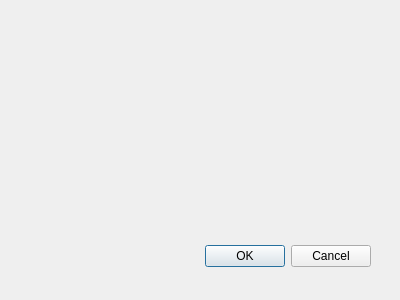
Qt form building_detector_dialog_base.ui (AndreEstevam/qgis-mask-rcnn-building-detection) before a commit.
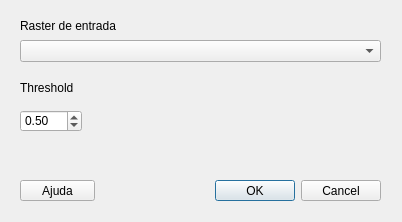
The same form after that commit.

The edit to the form file:
```diff
--- a/building_detector_dialog_base.ui
+++ b/building_detector_dialog_base.ui
@@ -1,24 +1,24 @@
 <ui version="4.0" >
  <class>BuildingDetectorDialogBase</class>
- <widget class="QDialog" name="BuildingDetectorDialogBase" >
-  <property name="geometry" >
+ <widget class="QDialog" name="BuildingDetectorDialogBase">
+  <property name="geometry">
    <rect>
     <x>0</x>
     <y>0</y>
-    <width>400</width>
-    <height>300</height>
+    <width>402</width>
+    <height>222</height>
    </rect>
   </property>
   <property name="windowTitle" >
    <string>Building Detector</string>
   </property>
-  <widget class="QDialogButtonBox" name="button_box" >
-   <property name="geometry" >
+  <widget class="QDialogButtonBox" name="button_box">
+   <property name="geometry">
     <rect>
-     <x>30</x>
-     <y>240</y>
-     <width>341</width>
-     <height>32</height>
+     <x>210</x>
+     <y>180</y>
+     <width>171</width>
+     <height>21</height>
     </rect>
    </property>
    <property name="orientation" >
@@ -28,6 +28,74 @@
     <set>QDialogButtonBox::Cancel|QDialogButtonBox::Ok</set>
    </property>
   </widget>
+  <widget class="QPushButton" name="pb_help">
+   <property name="geometry">
+    <rect>
+     <x>20</x>
+     <y>180</y>
+     <width>75</width>
+     <height>21</height>
+    </rect>
+   </property>
+   <property name="text">
+    <string>Ajuda</string>
+   </property>
+  </widget>
+  <widget class="QLabel" name="label">
+   <property name="geometry">
+    <rect>
+     <x>20</x>
+     <y>15</y>
+     <width>101</width>
+     <height>21</height>
+    </rect>
+   </property>
+   <property name="text">
+    <string>Raster de entrada</string>
+   </property>
+  </widget>
+  <widget class="QLabel" name="label_2">
+   <property name="geometry">
+    <rect>
+     <x>20</x>
+     <y>80</y>
+     <width>91</width>
+     <height>16</height>
+    </rect>
+   </property>
+   <property name="text">
+    <string>Threshold</string>
+   </property>
+  </widget>
+  <widget class="QDoubleSpinBox" name="dsb_threshold">
+   <property name="geometry">
+    <rect>
+     <x>20</x>
+     <y>110</y>
+     <width>62</width>
+     <height>22</height>
+    </rect>
+   </property>
+   <property name="maximum">
+    <double>1.000000000000000</double>
+   </property>
+   <property name="singleStep">
+    <double>0.100000000000000</double>
+   </property>
+   <property name="value">
+    <double>0.500000000000000</double>
+   </property>
+  </widget>
+  <widget class="QComboBox" name="cb_raster">
+   <property name="geometry">
+    <rect>
+     <x>20</x>
+     <y>40</y>
+     <width>361</width>
+     <height>22</height>
+    </rect>
+   </property>
+  </widget>
  </widget>
  <resources/>
  <connections>
```
Left out of the diff: 33 changed lines with no effect on the pictures.
